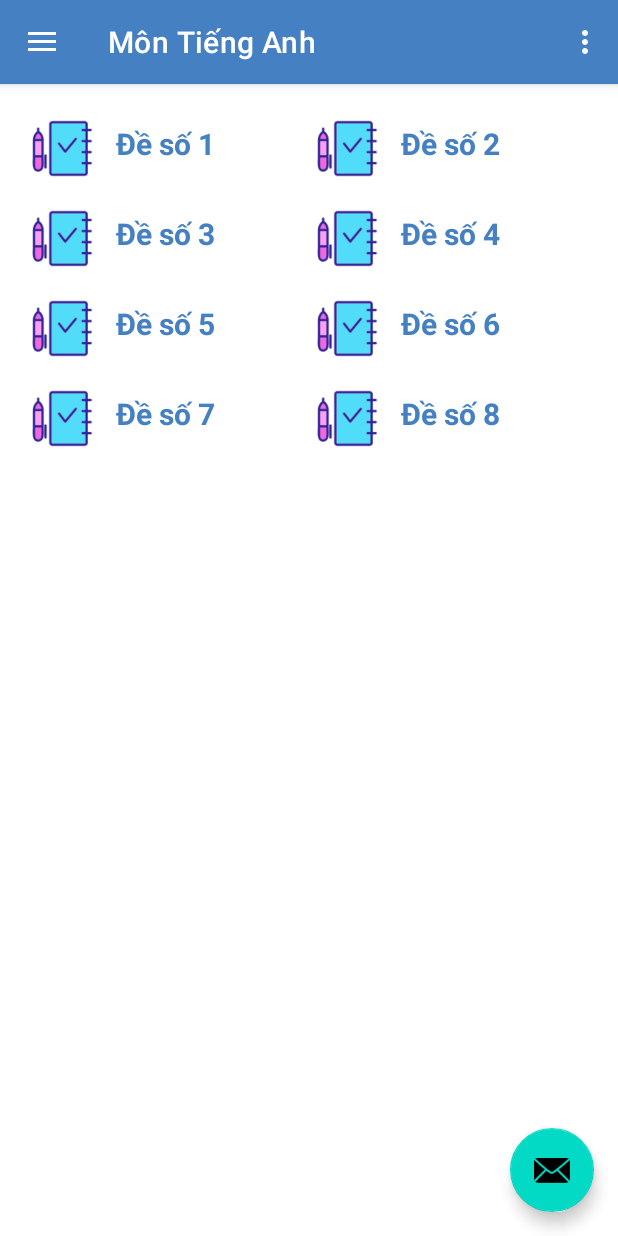
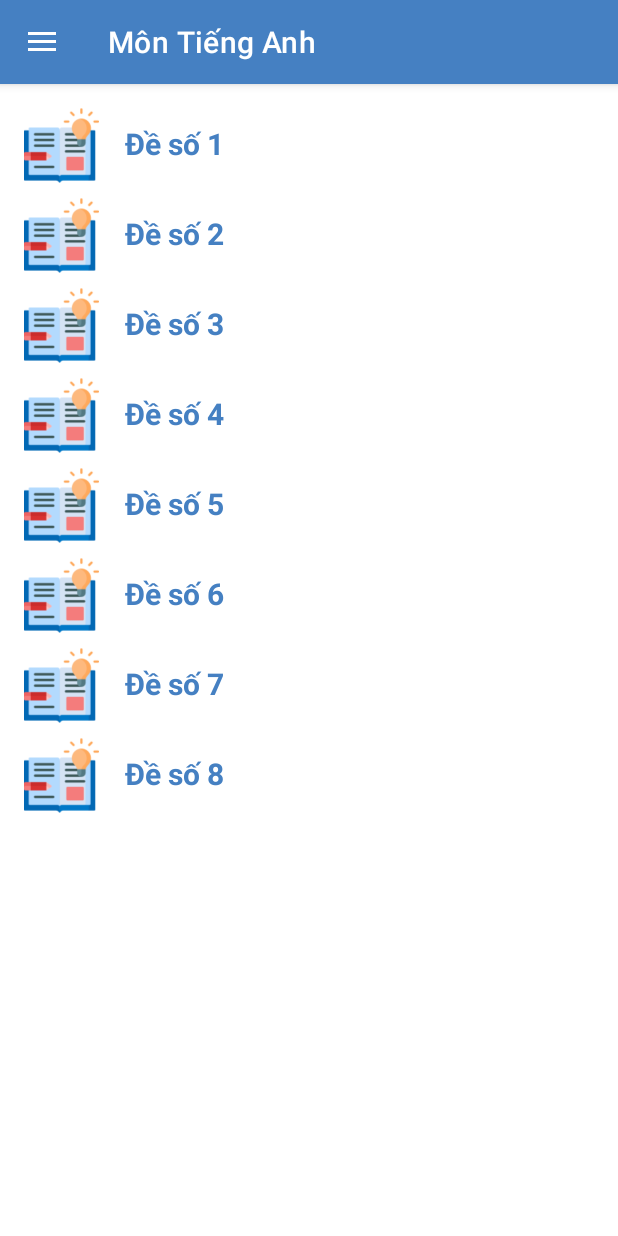
Before and after one commit to diepdao1708/MyApp, an Android app: the screen it shows after launch (MainActivity), in the side drawer, after a tap on "Môn Tiếng Anh", on a phone screen of 412 x 824 dp. Run offline under Robolectric (Android 15) with nearby library versions, the light colour scheme and no system bars; our stand-ins replace navigation-ui.

Commit message:
first commit

```diff
--- a/app/src/main/java/com/example/myapplication/MainActivity.java
+++ b/app/src/main/java/com/example/myapplication/MainActivity.java
@@ -42,14 +42,7 @@ public class MainActivity extends AppCompatActivity {
         setContentView(R.layout.activity_main);
         Toolbar toolbar = findViewById(R.id.toolbar);
         setSupportActionBar(toolbar);
-        FloatingActionButton fab = findViewById(R.id.fab);
-        fab.setOnClickListener(new View.OnClickListener() {
-            @Override
-            public void onClick(View view) {
-                Snackbar.make(view, "Replace with your own action", Snackbar.LENGTH_LONG)
-                        .setAction("Action", null).show();
-            }
-        });
+
         DrawerLayout drawer = findViewById(R.id.drawer_layout);
         NavigationView navigationView = findViewById(R.id.nav_view);
         // Passing each menu ID as a set of Ids because each
--- a/app/src/main/java/com/example/myapplication/slide/ScreenSlidePageFragment.java
+++ b/app/src/main/java/com/example/myapplication/slide/ScreenSlidePageFragment.java
@@ -78,7 +78,7 @@ public class ScreenSlidePageFragment extends Fragment {
     @Override
     public void onActivityCreated(@Nullable Bundle savedInstanceState) {
         super.onActivityCreated(savedInstanceState);
-        tvNum.setText("Câu " + (mPageNumber + 1));
+        tvNum.setText("Câu " + (mPageNumber + 1) + "/" + (arr_Ques.size()) );
         tvQuestion.setText(arr_Ques.get(mPageNumber).getQuestion());
 
         radA.setText(arr_Ques.get(mPageNumber).getAns_a());
--- a/app/src/main/res/layout/activity_test_done.xml
+++ b/app/src/main/res/layout/activity_test_done.xml
@@ -5,6 +5,7 @@
     android:layout_width="match_parent"
     android:layout_height="match_parent"
     android:orientation="vertical"
+    android:background="@color/white"
     tools:context="com.example.myapplication.slide.TestDoneActivity">
 
 
--- a/app/src/main/res/layout/app_bar_main.xml
+++ b/app/src/main/res/layout/app_bar_main.xml
@@ -22,12 +22,6 @@
 
     <include layout="@layout/content_main" />
 
-    <com.google.android.material.floatingactionbutton.FloatingActionButton
-        android:id="@+id/fab"
-        android:layout_width="wrap_content"
-        android:layout_height="wrap_content"
-        android:layout_gravity="bottom|end"
-        android:layout_margin="@dimen/fab_margin"
-        app:srcCompat="@android:drawable/ic_dialog_email" />
+
 
 </androidx.coordinatorlayout.widget.CoordinatorLayout>
--- a/app/src/main/res/layout/check_answer_dialog.xml
+++ b/app/src/main/res/layout/check_answer_dialog.xml
@@ -1,7 +1,8 @@
 <?xml version="1.0" encoding="utf-8"?>
 <LinearLayout xmlns:android="http://schemas.android.com/apk/res/android"
     android:orientation="vertical" android:layout_width="match_parent"
-    android:layout_height="match_parent">
+    android:layout_height="match_parent"
+    android:background="@color/white">
 
     <GridView
         android:layout_width="match_parent"
@@ -22,7 +23,7 @@
             android:layout_weight="1" />
 
         <Button
-            android:text="Kết thúc"
+            android:text="Nộp Bài"
             android:layout_width="wrap_content"
             android:layout_height="wrap_content"
             android:id="@+id/btnFinish"
--- a/app/src/main/res/layout/fragment_dia_ly.xml
+++ b/app/src/main/res/layout/fragment_dia_ly.xml
@@ -11,5 +11,5 @@
         android:id="@+id/gvSubject"
         android:layout_width="match_parent"
         android:layout_height="match_parent"
-        android:numColumns="2"/>
+        android:numColumns="1"/>
 </FrameLayout>
--- a/app/src/main/res/layout/fragment_home.xml
+++ b/app/src/main/res/layout/fragment_home.xml
@@ -4,6 +4,7 @@
     xmlns:tools="http://schemas.android.com/tools"
     android:layout_width="match_parent"
     android:layout_height="match_parent"
+    android:background="@color/white"
     tools:context=".ui.home.HomeFragment">
 
     <ImageView
@@ -12,5 +13,6 @@
         android:layout_height="wrap_content"
         android:src="@drawable/ko"
         tools:layout_editor_absoluteX="0dp"
-        tools:layout_editor_absoluteY="0dp" />
+        tools:layout_editor_absoluteY="0dp"
+        tools:ignore="MissingConstraints" />
 </androidx.constraintlayout.widget.ConstraintLayout>
--- a/app/src/main/res/layout/fragment_lich_su.xml
+++ b/app/src/main/res/layout/fragment_lich_su.xml
@@ -11,6 +11,6 @@
         android:id="@+id/gvSubject"
         android:layout_width="match_parent"
         android:layout_height="match_parent"
-        android:numColumns="2"/>
+        android:numColumns="1"/>
 
 </FrameLayout>
--- a/app/src/main/res/layout/fragment_ta.xml
+++ b/app/src/main/res/layout/fragment_ta.xml
@@ -11,6 +11,6 @@
         android:id="@+id/gvSubject"
         android:layout_width="match_parent"
         android:layout_height="match_parent"
-        android:numColumns="2"/>
+        android:numColumns="1"/>
 
 </FrameLayout>
--- a/app/src/main/res/layout/fragment_toan_hoc.xml
+++ b/app/src/main/res/layout/fragment_toan_hoc.xml
@@ -14,5 +14,5 @@
         android:id="@+id/gvSubject"
         android:layout_width="match_parent"
         android:layout_height="match_parent"
-        android:numColumns="2"/>
+        android:numColumns="1"/>
 </FrameLayout>
--- a/app/src/main/res/layout/item_gridview.xml
+++ b/app/src/main/res/layout/item_gridview.xml
@@ -5,7 +5,8 @@
     xmlns:tools="http://schemas.android.com/tools"
     android:layout_width="match_parent"
     android:orientation="horizontal"
-    android:layout_height="60dp">
+    android:layout_height="60dp"
+    android:background="@color/white">
 
     <ImageView
         android:id="@+id/imgIcon"
--- a/app/src/main/res/layout/item_gridview_list_answer.xml
+++ b/app/src/main/res/layout/item_gridview_list_answer.xml
@@ -1,7 +1,8 @@
 <?xml version="1.0" encoding="utf-8"?>
 <LinearLayout xmlns:android="http://schemas.android.com/apk/res/android"
     android:orientation="horizontal" android:layout_width="match_parent"
-    android:layout_height="match_parent">
+    android:layout_height="match_parent"
+    android:background="@color/white">
 
     <TextView
         android:text="Câu 1:"
--- a/app/src/main/res/menu/main.xml
+++ b/app/src/main/res/menu/main.xml
@@ -1,9 +1,4 @@
 <?xml version="1.0" encoding="utf-8"?>
 <menu xmlns:android="http://schemas.android.com/apk/res/android"
     xmlns:app="http://schemas.android.com/apk/res-auto">
-    <item
-        android:id="@+id/action_settings"
-        android:orderInCategory="100"
-        android:title="@string/action_settings"
-        app:showAsAction="never" />
 </menu>
```
Also changed, not shown: app/src/main/java/com/example/myapplication/slide/ScreenSlideActivity.java (+12 -7 lines), app/src/main/assets/tracnghiem.db, app/src/main/res/drawable/bell.png (added), app/src/main/res/drawable/clock.png (added), app/src/main/res/drawable/diep.png (deleted), app/src/main/res/drawable/subject.png.
